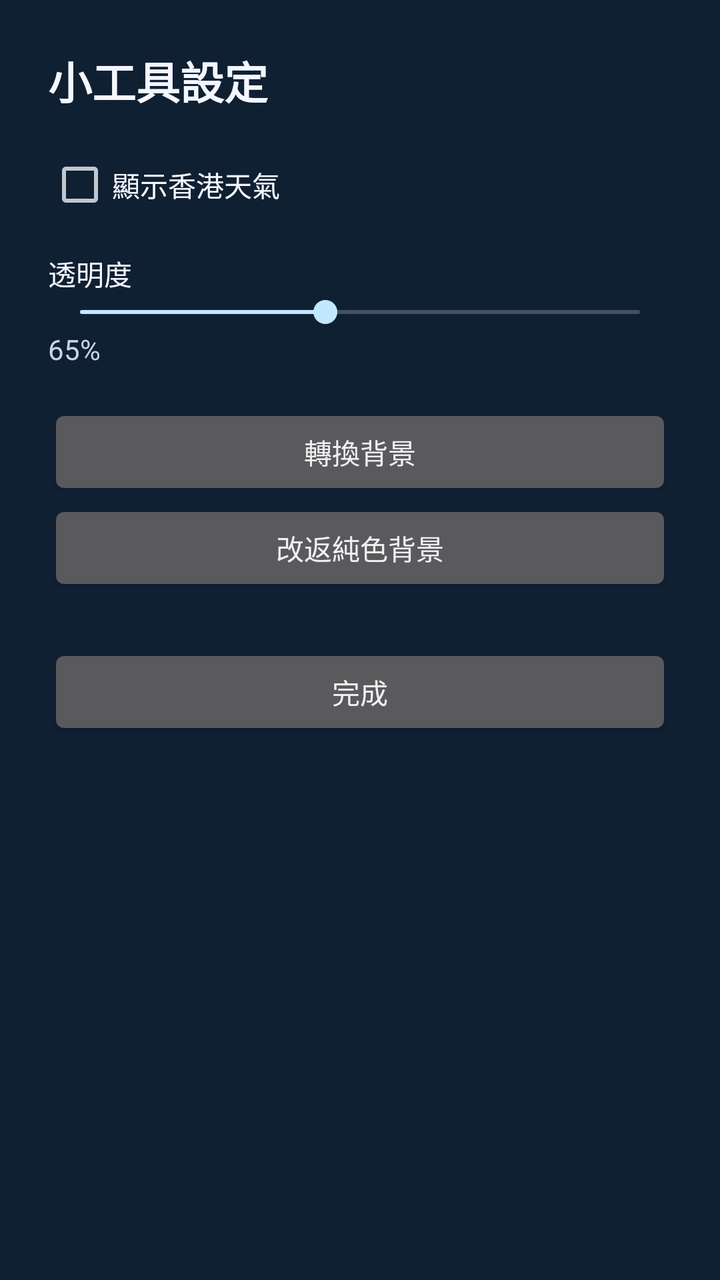
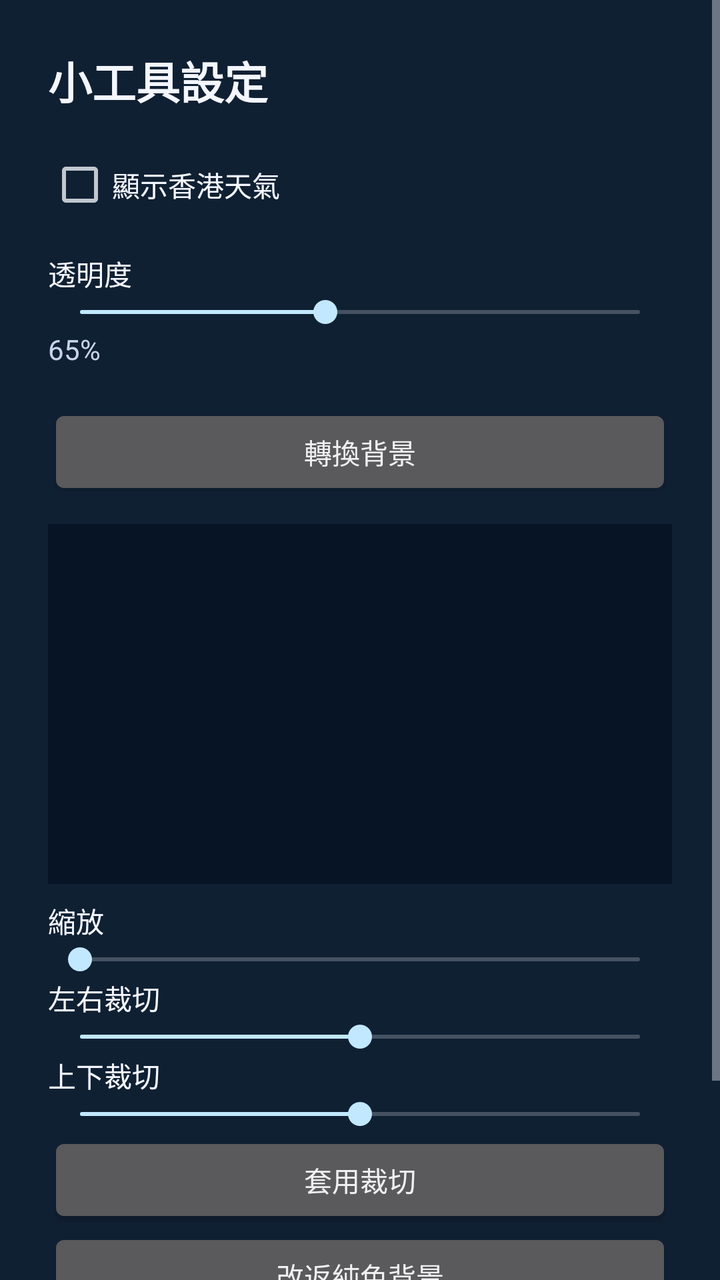

The first picture is an Android layout as it rendered before a commit; the second is the same layout after the commit. The layout source and the unified diff follow.
<!-- AndroidManifest.xml: application theme android:Theme.DeviceDefault.NoActionBar -->
<!-- res/layout/widget_config.xml -->
<?xml version="1.0" encoding="utf-8"?>
<LinearLayout xmlns:android="http://schemas.android.com/apk/res/android"
    android:layout_width="match_parent"
    android:layout_height="match_parent"
    android:background="#102033"
    android:orientation="vertical"
    android:padding="24dp">

    <TextView
        android:layout_width="match_parent"
        android:layout_height="wrap_content"
        android:text="小工具設定"
        android:textColor="#F4F7FF"
        android:textSize="22sp"
        android:textStyle="bold" />

    <CheckBox
        android:id="@+id/weather_toggle"
        android:layout_width="match_parent"
        android:layout_height="wrap_content"
        android:layout_marginTop="20dp"
        android:text="顯示香港天氣"
        android:textColor="#F4F7FF" />

    <TextView
        android:layout_width="match_parent"
        android:layout_height="wrap_content"
        android:layout_marginTop="18dp"
        android:text="透明度"
        android:textColor="#F4F7FF" />

    <SeekBar
        android:id="@+id/alpha_seek"
        android:layout_width="match_parent"
        android:layout_height="wrap_content"
        android:max="80"
        android:progress="35" />

    <TextView
        android:id="@+id/alpha_label"
        android:layout_width="match_parent"
        android:layout_height="wrap_content"
        android:text="65%"
        android:textColor="#C9D4EA" />

    <Button
        android:id="@+id/pick_bg"
        android:layout_width="match_parent"
        android:layout_height="wrap_content"
        android:layout_marginTop="18dp"
        android:text="轉換背景" />

    <Button
        android:id="@+id/clear_bg"
        android:layout_width="match_parent"
        android:layout_height="wrap_content"
        android:text="改返純色背景" />

    <Button
        android:id="@+id/save_widget"
        android:layout_width="match_parent"
        android:layout_height="wrap_content"
        android:layout_marginTop="24dp"
        android:text="完成" />
</LinearLayout>
<!-- resources referenced by this layout -->
<resources>

</resources>

<!-- the commit's change to res/layout/widget_config.xml (unified diff, before → after) -->
@@ -1,65 +1,124 @@
 <?xml version="1.0" encoding="utf-8"?>
-<LinearLayout xmlns:android="http://schemas.android.com/apk/res/android"
+<ScrollView xmlns:android="http://schemas.android.com/apk/res/android"
     android:layout_width="match_parent"
     android:layout_height="match_parent"
-    android:background="#102033"
-    android:orientation="vertical"
-    android:padding="24dp">
+    android:background="#102033">
 
-    <TextView
+    <LinearLayout
         android:layout_width="match_parent"
         android:layout_height="wrap_content"
-        android:text="小工具設定"
-        android:textColor="#F4F7FF"
-        android:textSize="22sp"
-        android:textStyle="bold" />
+        android:orientation="vertical"
+        android:padding="24dp">
 
-    <CheckBox
-        android:id="@+id/weather_toggle"
-        android:layout_width="match_parent"
-        android:layout_height="wrap_content"
-        android:layout_marginTop="20dp"
-        android:text="顯示香港天氣"
-        android:textColor="#F4F7FF" />
+        <TextView
+            android:layout_width="match_parent"
+            android:layout_height="wrap_content"
+            android:text="小工具設定"
+            android:textColor="#F4F7FF"
+            android:textSize="22sp"
+            android:textStyle="bold" />
 
-    <TextView
-        android:layout_width="match_parent"
-        android:layout_height="wrap_content"
-        android:layout_marginTop="18dp"
-        android:text="透明度"
-        android:textColor="#F4F7FF" />
+        <CheckBox
+            android:id="@+id/weather_toggle"
+            android:layout_width="match_parent"
+            android:layout_height="wrap_content"
+            android:layout_marginTop="20dp"
+            android:text="顯示香港天氣"
+            android:textColor="#F4F7FF" />
 
-    <SeekBar
-        android:id="@+id/alpha_seek"
-        android:layout_width="match_parent"
-        android:layout_height="wrap_content"
-        android:max="80"
-        android:progress="35" />
+        <TextView
+            android:layout_width="match_parent"
+            android:layout_height="wrap_content"
+            android:layout_marginTop="18dp"
+            android:text="透明度"
+            android:textColor="#F4F7FF" />
 
-    <TextView
-        android:id="@+id/alpha_label"
-        android:layout_width="match_parent"
-        android:layout_height="wrap_content"
-        android:text="65%"
-        android:textColor="#C9D4EA" />
+        <SeekBar
+            android:id="@+id/alpha_seek"
+            android:layout_width="match_parent"
+            android:layout_height="wrap_content"
+            android:max="80"
+            android:progress="35" />
 
-    <Button
-        android:id="@+id/pick_bg"
-        android:layout_width="match_parent"
-        android:layout_height="wrap_content"
-        android:layout_marginTop="18dp"
-        android:text="轉換背景" />
+        <TextView
+            android:id="@+id/alpha_label"
+            android:layout_width="match_parent"
+            android:layout_height="wrap_content"
+            android:text="65%"
+            android:textColor="#C9D4EA" />
 
-    <Button
-        android:id="@+id/clear_bg"
-        android:layout_width="match_parent"
-        android:layout_height="wrap_content"
-        android:text="改返純色背景" />
+        <Button
+            android:id="@+id/pick_bg"
+            android:layout_width="match_parent"
+            android:layout_height="wrap_content"
+            android:layout_marginTop="18dp"
+            android:text="轉換背景" />
 
-    <Button
-        android:id="@+id/save_widget"
-        android:layout_width="match_parent"
-        android:layout_height="wrap_content"
-        android:layout_marginTop="24dp"
-        android:text="完成" />
-</LinearLayout>
+        <ImageView
+            android:id="@+id/bg_preview"
+            android:layout_width="match_parent"
+            android:layout_height="180dp"
+            android:layout_marginTop="12dp"
+            android:background="#071426"
+            android:scaleType="centerCrop" />
+
+        <TextView
+            android:layout_width="match_parent"
+            android:layout_height="wrap_content"
+            android:layout_marginTop="8dp"
+            android:text="縮放"
+            android:textColor="#F4F7FF" />
+
+        <SeekBar
+            android:id="@+id/zoom_seek"
+            android:layout_width="match_parent"
+            android:layout_height="wrap_content"
+            android:max="100"
+            android:progress="0" />
+
+        <TextView
+            android:layout_width="match_parent"
+            android:layout_height="wrap_content"
+            android:text="左右裁切"
+            android:textColor="#F4F7FF" />
+
+        <SeekBar
+            android:id="@+id/crop_x"
+            android:layout_width="match_parent"
+            android:layout_height="wrap_content"
+            android:max="100"
+            android:progress="50" />
+
+        <TextView
+            android:layout_width="match_parent"
+            android:layout_height="wrap_content"
+            android:text="上下裁切"
+            android:textColor="#F4F7FF" />
+
+        <SeekBar
+            android:id="@+id/crop_y"
+            android:layout_width="match_parent"
+            android:layout_height="wrap_content"
+            android:max="100"
+            android:progress="50" />
+
+        <Button
+            android:id="@+id/apply_bg"
+            android:layout_width="match_parent"
+            android:layout_height="wrap_content"
+            android:text="套用裁切" />
+
+        <Button
+            android:id="@+id/clear_bg"
+            android:layout_width="match_parent"
+            android:layout_height="wrap_content"
+            android:text="改返純色背景" />
+
+        <Button
+            android:id="@+id/save_widget"
+            android:layout_width="match_parent"
+            android:layout_height="wrap_content"
+            android:layout_marginTop="24dp"
+            android:text="完成" />
+    </LinearLayout>
+</ScrollView>
